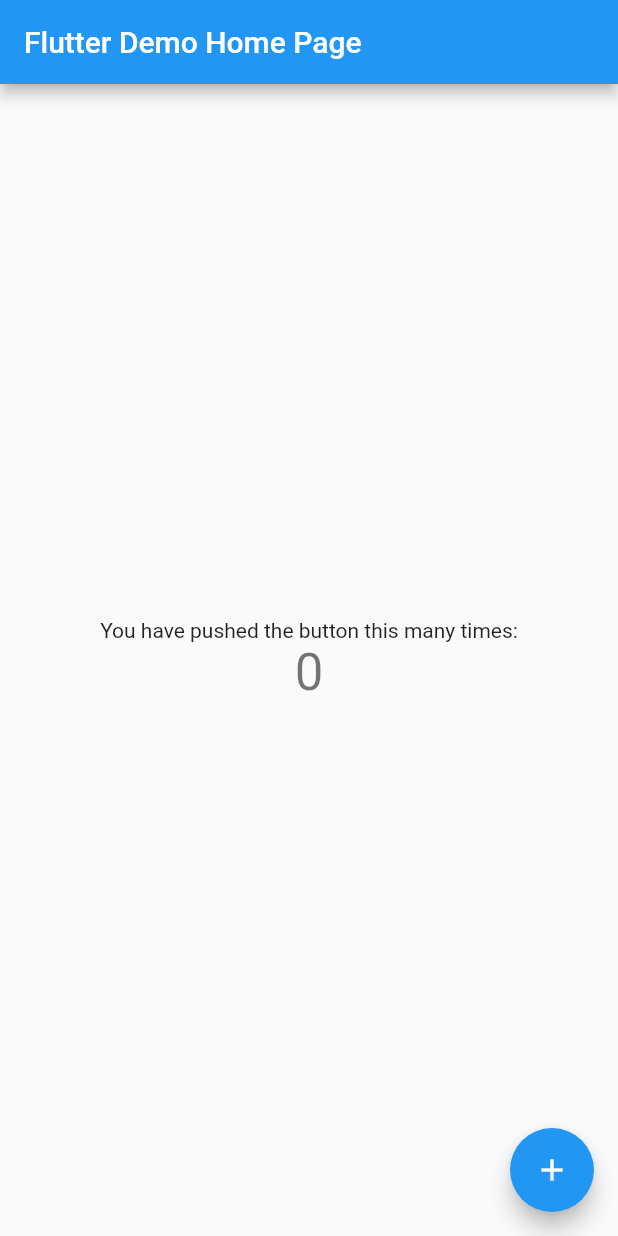
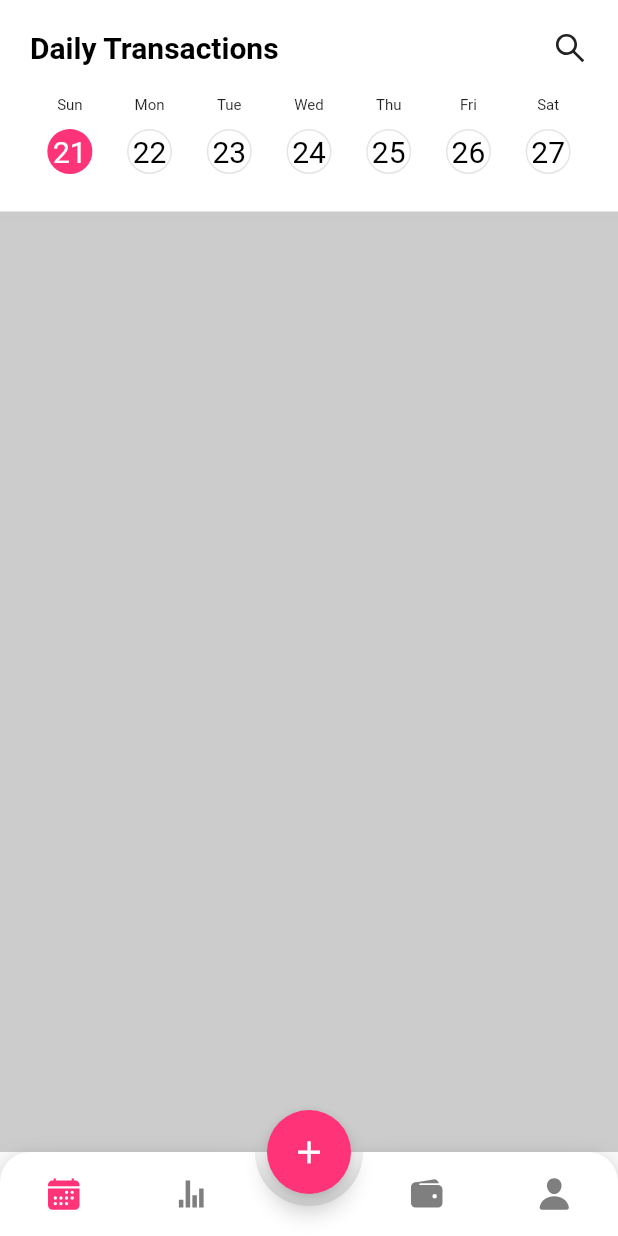
Before and after one commit to NoiVu/Budget_Tracker_App_UI, a Flutter app: the screen it shows after launch, on a phone screen of 412 x 824 dp. Run offline on Flutter 3.47's test engine with Material 2 defaults, Android fonts, the phone set to English and light mode, and no system bars; drawn by our look-alikes of animated_bottom_navigation_bar; our stand-ins replace flutter_icons.

Commit message:
update version 1.1

```diff
--- /dev/null
+++ b/lib/json/budget_json.dart
@@ -0,0 +1,25 @@
+import 'package:budget_tracker_app_ui/theme/colors.dart';
+
+const List budget_json = [
+  {
+    "name": "Gift",
+    "price": "\$2250.00",
+    "label_percentage": "45%",
+    "percentage": 0.45,
+    "color": green
+  },
+  {
+    "name": "Automobile",
+    "price": "\$3000.00",
+    "label_percentage": "70%",
+    "percentage": 0.7,
+    "color": red
+  },
+  {
+    "name": "Bank",
+    "price": "\$4000.00",
+    "label_percentage": "90%",
+    "percentage": 0.9,
+    "color": blue
+  }
+];
--- /dev/null
+++ b/lib/json/create_budget_json.dart
@@ -0,0 +1,8 @@
+const List categories = [
+  {"name": "Auto", "icon": "assets/images/auto.png"},
+  {"name": "Bank", "icon": "assets/images/bank.png"},
+  {"name": "Cash", "icon": "assets/images/cash.png"},
+  {"name": "Charity", "icon": "assets/images/charity.png"},
+  {"name": "Eating", "icon": "assets/images/eating.png"},
+  {"name": "Gift", "icon": "assets/images/gift.png"}
+];
--- /dev/null
+++ b/lib/json/daily_json.dart
@@ -0,0 +1,32 @@
+const List daily = [
+  {
+    "icon": "assets/images/bank.png",
+    "name": "Bank",
+    "date": "Fri 10AM",
+    "price": "\$340.00"
+  },
+  {
+    "icon": "assets/images/auto.png",
+    "name": "Automobile",
+    "date": "Mon 8AM",
+    "price": "\$70.00"
+  },
+  {
+    "icon": "assets/images/gift.png",
+    "name": "Gift",
+    "date": "Sat 6PM",
+    "price": "\$110.00"
+  },
+  {
+    "icon": "assets/images/eating.png",
+    "name": "Eating",
+    "date": "Sun 5PM",
+    "price": "\$60.00"
+  },
+  {
+    "icon": "assets/images/charity.png",
+    "name": "Charity",
+    "date": "Wed 12PM",
+    "price": "\$1200.00"
+  }
+];
--- /dev/null
+++ b/lib/json/day_month.dart
@@ -0,0 +1,17 @@
+List days = [
+  {"label": "Sun", "day": "21"},
+  {"label": "Mon", "day": "22"},
+  {"label": "Tue", "day": "23"},
+  {"label": "Wed", "day": "24"},
+  {"label": "Thu", "day": "25"},
+  {"label": "Fri", "day": "26"},
+  {"label": "Sat", "day": "27"},
+];
+List months = [
+  {"label": "2021", "day": "Jan"},
+  {"label": "2021", "day": "Feb"},
+  {"label": "2021", "day": "Mar"},
+  {"label": "2021", "day": "Apr"},
+  {"label": "2021", "day": "May"},
+  {"label": "2021", "day": "Jun"},
+];
--- a/lib/main.dart
+++ b/lib/main.dart
@@ -1,113 +1,9 @@
 import 'package:flutter/material.dart';
+import 'pages/root_app.dart';
 
 void main() {
-  runApp(MyApp());
+  runApp(MaterialApp(
+    debugShowCheckedModeBanner: false,
+    home: RootApp(),
+  ));
 }
-
-class MyApp extends StatelessWidget {
-  // This widget is the root of your application.
-  @override
-  Widget build(BuildContext context) {
-    return MaterialApp(
-      title: 'Flutter Demo',
-      theme: ThemeData(
-        // This is the theme of your application.
-        //
-        // Try running your application with "flutter run". You'll see the
-        // application has a blue toolbar. Then, without quitting the app, try
-        // changing the primarySwatch below to Colors.green and then invoke
-        // "hot reload" (press "r" in the console where you ran "flutter run",
-        // or simply save your changes to "hot reload" in a Flutter IDE).
-        // Notice that the counter didn't reset back to zero; the application
-        // is not restarted.
-        primarySwatch: Colors.blue,
-      ),
-      home: MyHomePage(title: 'Flutter Demo Home Page'),
-    );
-  }
-}
-
-class MyHomePage extends StatefulWidget {
-  MyHomePage({Key key, this.title}) : super(key: key);
-
-  // This widget is the home page of your application. It is stateful, meaning
-  // that it has a State object (defined below) that contains fields that affect
-  // how it looks.
-
-  // This class is the configuration for the state. It holds the values (in this
-  // case the title) provided by the parent (in this case the App widget) and
-  // used by the build method of the State. Fields in a Widget subclass are
-  // always marked "final".
-
-  final String title;
-
-  @override
-  _MyHomePageState createState() => _MyHomePageState();
-}
-
-class _MyHomePageState extends State<MyHomePage> {
-  int _counter = 0;
-
-  void _incrementCounter() {
-    setState(() {
-      // This call to setState tells the Flutter framework that something has
-      // changed in this State, which causes it to rerun the build method below
-      // so that the display can reflect the updated values. If we changed
-      // _counter without calling setState(), then the build method would not be
-      // called again, and so nothing would appear to happen.
-      _counter++;
-    });
-  }
-
-  @override
-  Widget build(BuildContext context) {
-    // This method is rerun every time setState is called, for instance as done
-    // by the _incrementCounter method above.
-    //
-    // The Flutter framework has been optimized to make rerunning build methods
-    // fast, so that you can just rebuild anything that needs updating rather
-    // than having to individually change instances of widgets.
-    return Scaffold(
-      appBar: AppBar(
-        // Here we take the value from the MyHomePage object that was created by
-        // the App.build method, and use it to set our appbar title.
-        title: Text(widget.title),
-      ),
-      body: Center(
-        // Center is a layout widget. It takes a single child and positions it
-        // in the middle of the parent.
-        child: Column(
-          // Column is also a layout widget. It takes a list of children and
-          // arranges them vertically. By default, it sizes itself to fit its
-          // children horizontally, and tries to be as tall as its parent.
-          //
-          // Invoke "debug painting" (press "p" in the console, choose the
-          // "Toggle Debug Paint" action from the Flutter Inspector in Android
-          // Studio, or the "Toggle Debug Paint" command in Visual Studio Code)
-          // to see the wireframe for each widget.
-          //
-          // Column has various properties to control how it sizes itself and
-          // how it positions its children. Here we use mainAxisAlignment to
-          // center the children vertically; the main axis here is the vertical
-          // axis because Columns are vertical (the cross axis would be
-          // horizontal).
-          mainAxisAlignment: MainAxisAlignment.center,
-          children: <Widget>[
-            Text(
-              'You have pushed the button this many times:',
-            ),
-            Text(
-              '$_counter',
-              style: Theme.of(context).textTheme.headline4,
-            ),
-          ],
-        ),
-      ),
-      floatingActionButton: FloatingActionButton(
-        onPressed: _incrementCounter,
-        tooltip: 'Increment',
-        child: Icon(Icons.add),
-      ), // This trailing comma makes auto-formatting nicer for build methods.
-    );
-  }
-}
--- /dev/null
+++ b/lib/pages/daily_page.dart
@@ -0,0 +1,112 @@
+import 'package:budget_tracker_app_ui/json/day_month.dart';
+import 'package:budget_tracker_app_ui/theme/colors.dart';
+import 'package:flutter/cupertino.dart';
+import 'package:flutter/material.dart';
+import 'package:flutter_icons/flutter_icons.dart';
+
+class DailyPage extends StatefulWidget {
+  @override
+  _DailyPageState createState() => _DailyPageState();
+}
+
+class _DailyPageState extends State<DailyPage> {
+  int activeDay = 0;
+
+  @override
+  Widget build(BuildContext context) {
+    return Scaffold(
+      backgroundColor: grey.withOpacity(0.5),
+      body: getBody(),
+    );
+  }
+
+  Widget getBody() {
+    var size = MediaQuery.of(context).size;
+    return SingleChildScrollView(
+      child: Column(
+        children: [
+          Container(
+            decoration: BoxDecoration(color: white, boxShadow: [
+              BoxShadow(
+                  color: grey.withOpacity(0.01),
+                  spreadRadius: 10,
+                  blurRadius: 3)
+            ]),
+            child: Padding(
+              padding: EdgeInsets.fromLTRB(20, 20, 20, 25),
+              child: Column(
+                children: [
+                  Row(
+                    mainAxisAlignment: MainAxisAlignment.spaceBetween,
+                    children: [
+                      Text(
+                        'Daily Transactions',
+                        style: TextStyle(
+                            fontSize: 20,
+                            fontWeight: FontWeight.bold,
+                            color: black),
+                      ),
+                      Icon(AntDesign.search1)
+                    ],
+                  ),
+                  SizedBox(height: 20),
+                  Row(
+                    mainAxisAlignment: MainAxisAlignment.spaceBetween,
+                    children: List.generate(days.length, (index) {
+                      return GestureDetector(
+                        onTap: () {
+                          setState(() {
+                            activeDay = index;
+                          });
+                        },
+                        child: Container(
+                          width: (size.width - 40) / 7,
+                          child: Column(
+                            children: [
+                              Text(days[index]['label'],
+                                  style: TextStyle(fontSize: 10)),
+                              SizedBox(height: 10),
+                              Container(
+                                width: 30,
+                                height: 30,
+                                decoration: BoxDecoration(
+                                    color: activeDay == index
+                                        ? primary
+                                        : Colors.transparent,
+                                    shape: BoxShape.circle,
+                                    border: Border.all(
+                                        color: activeDay == index
+                                            ? primary
+                                            : black.withOpacity(0.1))),
+                                child: Center(
+                                  child: Text(
+                                    days[index]['day'],
+                                    style: TextStyle(
+                                        fontSize: 20,
+                                        color:
+                                            activeDay == index ? white : black),
+                                  ),
+                                ),
+                              ),
+                            ],
+                          ),
+                        ),
+                      );
+                    }),
+                  )
+                ],
+              ),
+            ),
+          ),
+          SizedBox(height: 30),
+          Padding(
+            padding: EdgeInsets.only(left: 20, right: 20),
+            child: Column(
+              children: [],
+            ),
+          ),
+        ],
+      ),
+    );
+  }
+}
--- /dev/null
+++ b/lib/pages/root_app.dart
@@ -0,0 +1,82 @@
+import 'package:animated_bottom_navigation_bar/animated_bottom_navigation_bar.dart';
+import 'package:budget_tracker_app_ui/pages/daily_page.dart';
+import 'package:budget_tracker_app_ui/theme/colors.dart';
+import 'package:flutter/material.dart';
+import 'package:flutter_icons/flutter_icons.dart';
+
+class RootApp extends StatefulWidget {
+  @override
+  _RootAppState createState() => _RootAppState();
+}
+
+class _RootAppState extends State<RootApp> {
+  int pageIndex = 0;
+
+  @override
+  Widget build(BuildContext context) {
+    return Scaffold(
+      body: getBody(),
+      bottomNavigationBar: getFooter(),
+      floatingActionButton: FloatingActionButton(
+        onPressed: () {
+          setSelected(4);
+        },
+        child: Icon(
+          Icons.add,
+          size: 25,
+        ),
+        backgroundColor: primary,
+      ),
+      floatingActionButtonLocation: FloatingActionButtonLocation.centerDocked,
+    );
+  }
+
+  Widget getBody() {
+    return IndexedStack(
+      index: pageIndex,
+      children: [
+       DailyPage(),
+        Center(
+          child: Text('Stats Page'),
+        ),
+        Center(
+          child: Text('Create budget Page'),
+        ),
+        Center(
+          child: Text('Budget Page'),
+        ),
+        Center(
+          child: Text('Profile Page'),
+        )
+      ],
+    );
+  }
+
+  Widget getFooter() {
+    List<IconData> iconItems = [
+      Ionicons.md_calendar,
+      Ionicons.md_stats,
+      Ionicons.md_wallet,
+      Ionicons.md_person,
+    ];
+    return AnimatedBottomNavigationBar(
+        icons: iconItems,
+        activeIndex: pageIndex,
+        gapLocation: GapLocation.center,
+        activeColor: primary,
+        splashColor: secondary,
+        inactiveColor: black.withOpacity(0.5),
+        notchSmoothness: NotchSmoothness.verySmoothEdge,
+        leftCornerRadius: 20,
+        rightCornerRadius: 20,
+        onTap: (index) {
+          setSelected(index);
+        });
+  }
+
+  setSelected(index) {
+    setState(() {
+      pageIndex = index;
+    });
+  }
+}
--- /dev/null
+++ b/lib/theme/colors.dart
@@ -0,0 +1,10 @@
+import 'package:flutter/material.dart';
+
+const Color primary = Color(0xFFFF3378);
+const Color secondary = Color(0xFFFF2278);
+const Color black = Color(0xFF000000);
+const Color white = Color(0xFFFFFFFF);
+const Color grey = Colors.grey;
+const Color red = Color(0xFFec5766);
+const Color green = Color(0xFF43aa8b);
+const Color blue = Color(0xFF28c2ff);
--- a/pubspec.yaml
+++ b/pubspec.yaml
@@ -23,6 +23,8 @@
 dependencies:
   flutter:
     sdk: flutter
+  animated_bottom_navigation_bar: ^0.3.1+1
+  flutter_icons: ^1.1.0
 
 
   # The following adds the Cupertino Icons font to your application.
```
Also changed, not shown: assets/images/auto.png (added), assets/images/bank.png (added), assets/images/cash.png (added), assets/images/charity.png (added), assets/images/eating.png (added), assets/images/gift.png (added), pubspec.lock.
